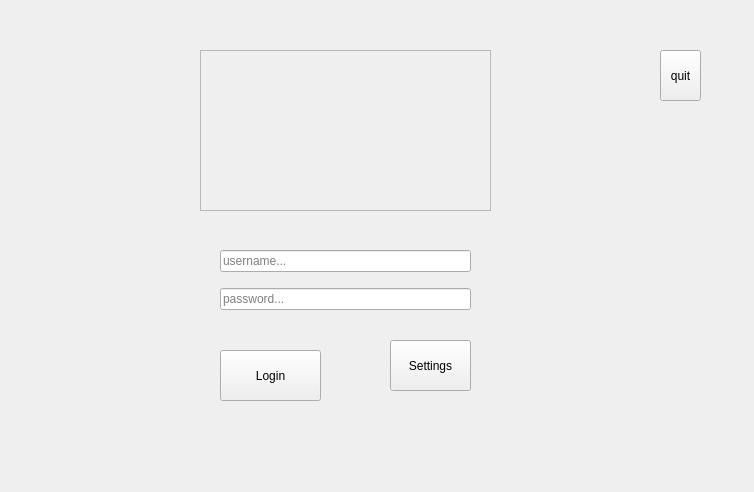
Qt form pos-fe/loginwidget.ui (sadeqAlbana/Snono-ERP) before a commit.
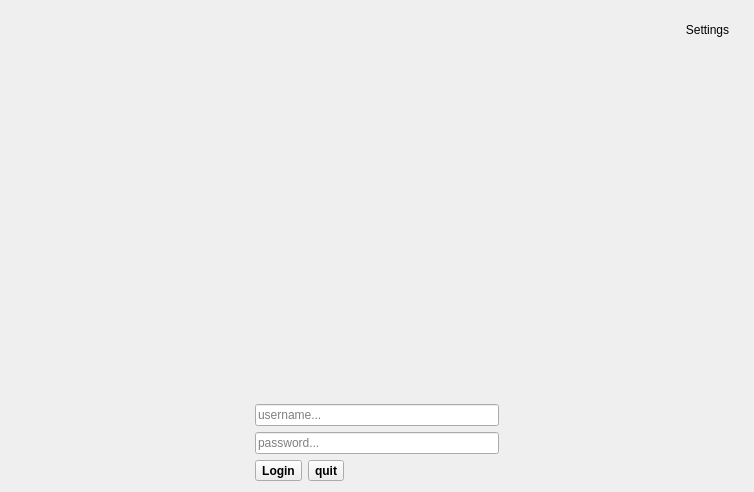
The same form after that commit. Icons and pictures are not drawn.

Commit message: working on login widget

What changed in the file:
```diff
--- a/pos-fe/loginwidget.ui
+++ b/pos-fe/loginwidget.ui
@@ -13,70 +13,137 @@
   <property name="windowTitle">
    <string>Form</string>
   </property>
-  <widget class="QFrame" name="frame">
-   <property name="geometry">
-    <rect>
-     <x>200</x>
-     <y>50</y>
-     <width>291</width>
-     <height>161</height>
-    </rect>
+  <layout class="QVBoxLayout" name="verticalLayout_3">
+   <item>
+    <widget class="QFrame" name="topFrame">
+     <property name="sizePolicy">
+      <sizepolicy hsizetype="Preferred" vsizetype="Maximum">
+       <horstretch>0</horstretch>
+       <verstretch>0</verstretch>
+      </sizepolicy>
    </property>
    <property name="frameShape">
-    <enum>QFrame::StyledPanel</enum>
+      <enum>QFrame::NoFrame</enum>
    </property>
    <property name="frameShadow">
     <enum>QFrame::Raised</enum>
    </property>
-  </widget>
-  <widget class="QToolButton" name="loginButton">
-   <property name="geometry">
-    <rect>
-     <x>220</x>
-     <y>350</y>
-     <width>101</width>
-     <height>51</height>
-    </rect>
-   </property>
-   <property name="text">
-    <string>Login</string>
-   </property>
-  </widget>
+     <layout class="QHBoxLayout" name="horizontalLayout_2">
+      <item>
+       <spacer name="topFrameSpacer">
+        <property name="orientation">
+         <enum>Qt::Horizontal</enum>
+        </property>
+        <property name="sizeHint" stdset="0">
+         <size>
+          <width>658</width>
+          <height>20</height>
+         </size>
+        </property>
+       </spacer>
+      </item>
+      <item>
   <widget class="QToolButton" name="settingsButton">
-   <property name="geometry">
-    <rect>
-     <x>390</x>
-     <y>340</y>
-     <width>81</width>
-     <height>51</height>
-    </rect>
+        <property name="styleSheet">
+         <string notr="true">border:none</string>
    </property>
    <property name="text">
     <string>Settings</string>
    </property>
-  </widget>
-  <widget class="QToolButton" name="quitButton">
-   <property name="geometry">
-    <rect>
-     <x>660</x>
-     <y>50</y>
-     <width>41</width>
-     <height>51</height>
-    </rect>
-   </property>
+        <property name="icon">
+         <iconset resource="qrc.qrc">
+          <normaloff>:/icons/color/icons8-settings-480.png</normaloff>:/icons/color/icons8-settings-480.png</iconset>
+        </property>
+        <property name="iconSize">
+         <size>
+          <width>48</width>
+          <height>48</height>
+         </size>
+        </property>
+        <property name="autoRaise">
+         <bool>false</bool>
+        </property>
+       </widget>
+      </item>
+     </layout>
+    </widget>
+   </item>
+   <item>
+    <layout class="QHBoxLayout" name="horizontalLayout">
+     <item>
+      <spacer name="horizontalSpacer">
+       <property name="orientation">
+        <enum>Qt::Horizontal</enum>
+       </property>
+       <property name="sizeHint" stdset="0">
+        <size>
+         <width>40</width>
+         <height>20</height>
+        </size>
+       </property>
+      </spacer>
+     </item>
+     <item>
+      <widget class="QFrame" name="frame">
+       <property name="minimumSize">
+        <size>
+         <width>200</width>
+         <height>0</height>
+        </size>
+       </property>
+       <property name="frameShape">
+        <enum>QFrame::NoFrame</enum>
+       </property>
+       <property name="frameShadow">
+        <enum>QFrame::Raised</enum>
+       </property>
+       <layout class="QVBoxLayout" name="verticalLayout_4">
+        <item>
+         <widget class="QLabel" name="logoLabel">
    <property name="text">
-    <string>quit</string>
-   </property>
-  </widget>
-  <widget class="QWidget" name="">
-   <property name="geometry">
-    <rect>
-     <x>220</x>
-     <y>240</y>
-     <width>251</width>
-     <height>81</height>
-    </rect>
-   </property>
+           <string/>
+          </property>
+          <property name="pixmap">
+           <pixmap resource="qrc.qrc">:/icons/logo2.png</pixmap>
+          </property>
+         </widget>
+        </item>
+       </layout>
+      </widget>
+     </item>
+     <item>
+      <spacer name="horizontalSpacer_2">
+       <property name="orientation">
+        <enum>Qt::Horizontal</enum>
+       </property>
+       <property name="sizeHint" stdset="0">
+        <size>
+         <width>40</width>
+         <height>20</height>
+        </size>
+       </property>
+      </spacer>
+     </item>
+    </layout>
+   </item>
+   <item>
+    <layout class="QHBoxLayout" name="horizontalLayout_4">
+     <item>
+      <spacer name="horizontalSpacer_4">
+       <property name="orientation">
+        <enum>Qt::Horizontal</enum>
+       </property>
+       <property name="sizeHint" stdset="0">
+        <size>
+         <width>40</width>
+         <height>20</height>
+        </size>
+       </property>
+      </spacer>
+     </item>
+     <item>
+      <layout class="QVBoxLayout" name="verticalLayout_2">
+       <item>
    <layout class="QVBoxLayout" name="verticalLayout">
     <item>
      <widget class="QLineEdit" name="usernameLE">
@@ -90,6 +157,9 @@
     </item>
     <item>
      <widget class="QLineEdit" name="passwordLE">
+           <property name="echoMode">
+            <enum>QLineEdit::Password</enum>
+           </property>
       <property name="placeholderText">
        <string>password...</string>
       </property>
@@ -99,8 +169,97 @@
      </widget>
     </item>
    </layout>
-  </widget>
- </widget>
- <resources/>
+       </item>
+       <item>
+        <layout class="QHBoxLayout" name="horizontalLayout_3">
+         <item>
+          <widget class="QToolButton" name="loginButton">
+           <property name="font">
+            <font>
+             <weight>75</weight>
+             <bold>true</bold>
+            </font>
+           </property>
+           <property name="text">
+            <string>Login</string>
+           </property>
+           <property name="icon">
+            <iconset resource="qrc.qrc">
+             <normaloff>:/icons/color/icons8-signin-96.png</normaloff>:/icons/color/icons8-signin-96.png</iconset>
+           </property>
+           <property name="iconSize">
+            <size>
+             <width>24</width>
+             <height>24</height>
+            </size>
+           </property>
+           <property name="toolButtonStyle">
+            <enum>Qt::ToolButtonTextBesideIcon</enum>
+           </property>
+          </widget>
+         </item>
+         <item>
+          <widget class="QToolButton" name="quitButton">
+           <property name="font">
+            <font>
+             <weight>75</weight>
+             <bold>true</bold>
+            </font>
+           </property>
+           <property name="text">
+            <string>quit</string>
+           </property>
+           <property name="icon">
+            <iconset resource="qrc.qrc">
+             <normaloff>:/icons/color/icons8-cancel-480.png</normaloff>:/icons/color/icons8-cancel-480.png</iconset>
+           </property>
+           <property name="iconSize">
+            <size>
+             <width>24</width>
+             <height>24</height>
+            </size>
+           </property>
+           <property name="toolButtonStyle">
+            <enum>Qt::ToolButtonTextBesideIcon</enum>
+           </property>
+          </widget>
+         </item>
+         <item>
+          <spacer name="horizontalSpacer_3">
+           <property name="orientation">
+            <enum>Qt::Horizontal</enum>
+           </property>
+           <property name="sizeHint" stdset="0">
+            <size>
+             <width>40</width>
+             <height>20</height>
+            </size>
+           </property>
+          </spacer>
+         </item>
+        </layout>
+       </item>
+      </layout>
+     </item>
+     <item>
+      <spacer name="horizontalSpacer_5">
+       <property name="orientation">
+        <enum>Qt::Horizontal</enum>
+       </property>
+       <property name="sizeHint" stdset="0">
+        <size>
+         <width>40</width>
+         <height>20</height>
+        </size>
+       </property>
+      </spacer>
+     </item>
+    </layout>
+   </item>
+  </layout>
+ </widget>
+ <resources>
+  <include location="qrc.qrc"/>
+ </resources>
  <connections/>
 </ui>
```
Lines whose indentation alone changed are shown as unchanged. The commit also changes 2619 other files.
